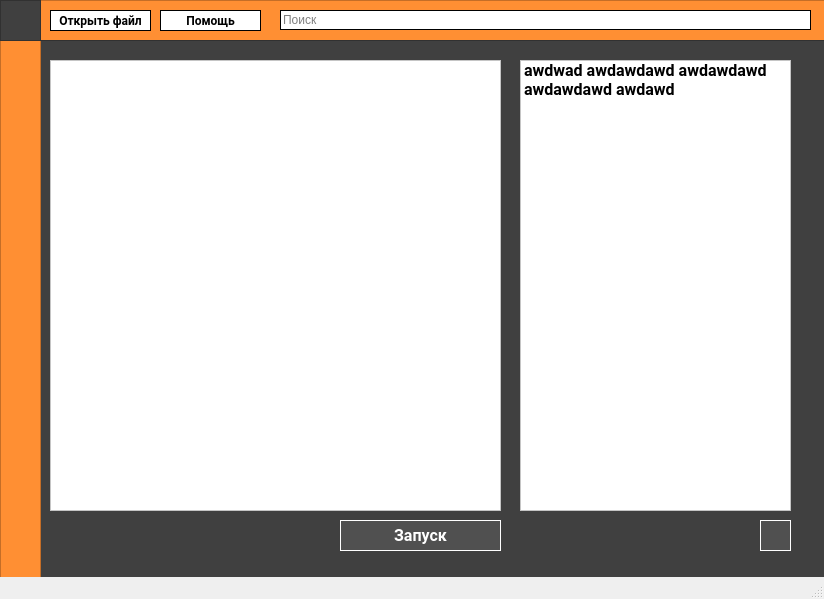
Before: the Qt Designer form architecture/project.ui in SSH1van/ARFA, drawn with Qt 5.
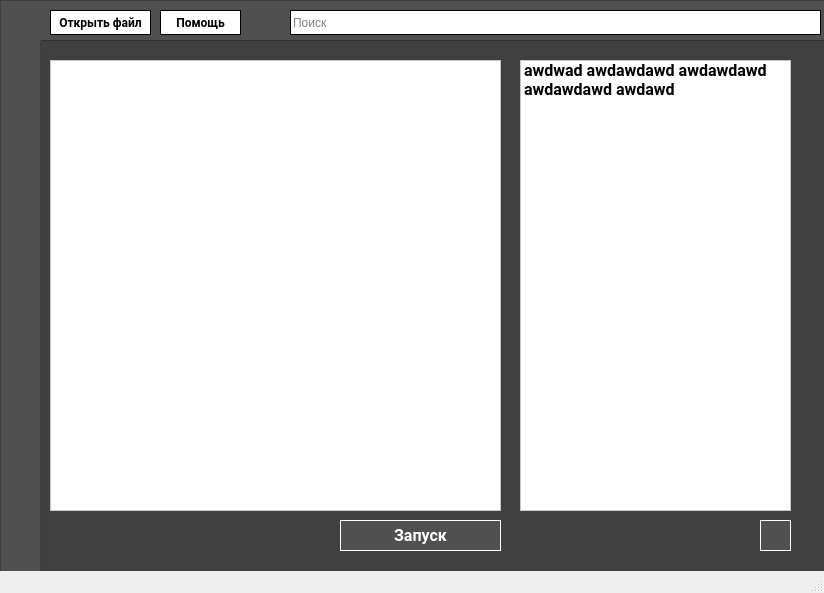
After: the same form once the commit is applied.

What changed in the file:
```diff
--- a/architecture/project.ui
+++ b/architecture/project.ui
@@ -7,7 +7,7 @@
     <x>0</x>
     <y>0</y>
     <width>824</width>
-    <height>599</height>
+    <height>593</height>
    </rect>
   </property>
   <property name="sizePolicy">
@@ -207,7 +207,7 @@
     </property>
     <property name="styleSheet">
      <string notr="true">QFrame{
-background-color:#ff8f33
+background-color:#505050
 }</string>
     </property>
     <property name="frameShape">
@@ -227,7 +227,7 @@
      </property>
      <property name="styleSheet">
       <string notr="true">QFrame{
-background-color:#404040
+background-color:#505050
 }</string>
      </property>
      <property name="frameShape">
@@ -236,12 +236,28 @@
      <property name="frameShadow">
       <enum>QFrame::Raised</enum>
      </property>
+     <widget class="QLabel" name="label_2">
+      <property name="geometry">
+       <rect>
+        <x>2</x>
+        <y>2</y>
+        <width>41</width>
+        <height>41</height>
+       </rect>
+      </property>
+      <property name="text">
+       <string/>
+      </property>
+      <property name="scaledContents">
+       <bool>true</bool>
+      </property>
+     </widget>
     </widget>
    </widget>
    <widget class="QFrame" name="frame_3">
     <property name="geometry">
      <rect>
-      <x>0</x>
+      <x>10</x>
       <y>0</y>
       <width>901</width>
       <height>41</height>
@@ -249,7 +265,7 @@
     </property>
     <property name="styleSheet">
      <string notr="true">QFrame{
-background-color:#ff8f33
+background-color:#505050
 }</string>
     </property>
     <property name="frameShape">
@@ -258,41 +274,13 @@
     <property name="frameShadow">
      <enum>QFrame::Raised</enum>
     </property>
-    <widget class="QPushButton" name="pushButton_4">
-     <property name="geometry">
-      <rect>
-       <x>50</x>
-       <y>10</y>
-       <width>101</width>
-       <height>21</height>
-      </rect>
-     </property>
-     <property name="font">
-      <font>
-       <family>Roboto</family>
-       <weight>75</weight>
-       <bold>true</bold>
-      </font>
-     </property>
-     <property name="styleSheet">
-      <string notr="true">QPushButton{
-background-color: white;
-border-style: solid;
-border-width: 1px;
-border-color: black;
-}</string>
-     </property>
-     <property name="text">
-      <string>Открыть файл</string>
-     </property>
-    </widget>
     <widget class="QPushButton" name="pushButton_2">
      <property name="geometry">
       <rect>
-       <x>160</x>
+       <x>150</x>
        <y>10</y>
-       <width>101</width>
-       <height>21</height>
+       <width>81</width>
+       <height>25</height>
       </rect>
      </property>
      <property name="font">
@@ -320,7 +308,7 @@
        <x>280</x>
        <y>10</y>
        <width>531</width>
-       <height>20</height>
+       <height>25</height>
       </rect>
      </property>
      <property name="styleSheet">
@@ -339,9 +327,34 @@
       <string>Поиск</string>
      </property>
     </widget>
-    <zorder>pushButton_2</zorder>
-    <zorder>lineEdit</zorder>
-    <zorder>pushButton_4</zorder>
+    <widget class="QPushButton" name="pushButton_4">
+     <property name="geometry">
+      <rect>
+       <x>40</x>
+       <y>10</y>
+       <width>101</width>
+       <height>25</height>
+      </rect>
+     </property>
+     <property name="font">
+      <font>
+       <family>Roboto</family>
+       <weight>75</weight>
+       <bold>true</bold>
+      </font>
+     </property>
+     <property name="styleSheet">
+      <string notr="true">QPushButton{
+background-color: white;
+border-style: solid;
+border-width: 1px;
+border-color: black;
+}</string>
+     </property>
+     <property name="text">
+      <string>Открыть файл</string>
+     </property>
+    </widget>
    </widget>
    <zorder>frame_3</zorder>
    <zorder>frame</zorder>
```
Left out of the diff: 3 changed lines with no effect on the pictures.
